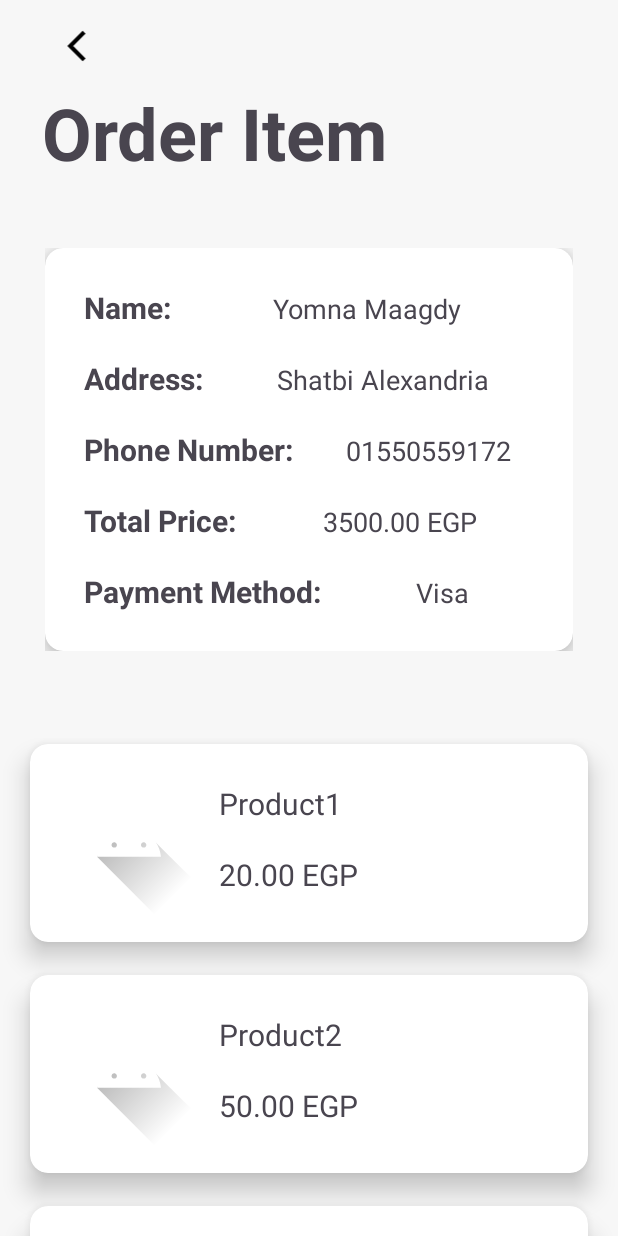
After one commit to YomnaMagdy21/Shopify, an Android app: the fragment OrderItemFragment shown on its own in the app's theme, on a phone screen of 412 x 824 dp. The commit adds this screen. Run offline under Robolectric (Android 15) with nearby library versions, the phone set to English and light mode, and no system bars.

Commit message:
complete order item ui

```diff
--- a/app/src/main/java/com/example/shopify/BottomNavigationBar/BottomNavActivity.kt
+++ b/app/src/main/java/com/example/shopify/BottomNavigationBar/BottomNavActivity.kt
@@ -35,7 +35,7 @@ class BottomNavActivity : AppCompatActivity() {
                 R.id.home_id -> replaceFragments(HomeFragment())
                 R.id.category_id -> replaceFragments(CategoryFragment())
                 R.id.cart_id -> replaceFragments(shoppingCardFragment())
-                R.id.fav_id -> replaceFragments(OrderListFragment())
+                R.id.fav_id -> replaceFragments(FavoriteFragment())
                 R.id.me_id -> replaceFragments(MeFragment())
             }
             true
--- a/app/src/main/java/com/example/shopify/BottomNavigationBar/Category/CategoryProductsAdapter.kt
+++ b/app/src/main/java/com/example/shopify/BottomNavigationBar/Category/CategoryProductsAdapter.kt
@@ -14,7 +14,7 @@ class CategoryProductsAdapter(private val context: Context) : RecyclerView.Adapt
 
     private val productImages = listOf(R.drawable.clothes1, R.drawable.clothes2, R.drawable.shoes2, R.drawable.clothes, R.drawable.bag2, R.drawable.clothes2, R.drawable.shoes2, R.drawable.clothes)
     private val productNames = listOf("Product1", "Product2", "Product3", "Product4", "Product1", "Product2", "Product3", "Product4")
-    private val productPrices = listOf("20.00", "50.00", "80.00", "60.00", "20.00", "50.00", "80.00", "60.00")
+    private val productPrices = listOf("20.00 EGP", "50.00 EGP", "80.00 EGP", "60.00 EGP", "20.00 EGP", "50.00 EGP", "80.00 EGP", "60.00 EGP")
 
     override fun getItemCount(): Int {
         return productImages.size
@@ -30,14 +30,12 @@ class CategoryProductsAdapter(private val context: Context) : RecyclerView.Adapt
         holder.productImage.setImageResource(productImages[position])
         holder.productName.text = productNames[position]
         holder.productPrice.text = productPrices[position]
-        holder.productCurrency.text = context.getString(R.string.egp)
     }
 
     inner class ViewHolder(itemView: View) : RecyclerView.ViewHolder(itemView) {
         val productImage: ImageView = itemView.findViewById(R.id.iv_product_category)
         val productName: TextView = itemView.findViewById(R.id.tv_product_name_category_card)
         val productPrice: TextView = itemView.findViewById(R.id.tv_product_price_category_card)
-        val productCurrency: TextView = itemView.findViewById(R.id.tv_product_currency_category_card)
         val card: CardView = itemView.findViewById(R.id.products_card_category)
     }
 }
--- a/app/src/main/java/com/example/shopify/BottomNavigationBar/OrderList/OrderListAdapter.kt
+++ b/app/src/main/java/com/example/shopify/BottomNavigationBar/OrderList/OrderListAdapter.kt
@@ -27,7 +27,7 @@ class OrderListAdapter(
 
     override fun onBindViewHolder(holder: ViewHolder, position: Int) {
         holder.dateOrderCreatedAt.text = dates[position]
-        holder.priceOrder.text = "${prices[position]} $currency" // Use the currency variable
+        holder.priceOrder.text = "${prices[position]} $currency"
     }
 
     inner class ViewHolder(itemView: View) : RecyclerView.ViewHolder(itemView) {
--- /dev/null
+++ b/app/src/main/java/com/example/shopify/BottomNavigationBar/orderItem/OrderItemAdapter.kt
@@ -0,0 +1,37 @@
+package com.example.shopify.BottomNavigationBar.orderItem
+
+import android.content.Context
+import android.view.LayoutInflater
+import android.view.View
+import android.view.ViewGroup
+import android.widget.TextView
+import androidx.cardview.widget.CardView
+import androidx.recyclerview.widget.RecyclerView
+import com.example.shopify.R
+
+class OrderItemAdapter ( private val context: Context,
+private val names: List<String>,
+private val prices: List<String>,
+) : RecyclerView.Adapter<OrderItemAdapter.ViewHolder>() {
+
+    override fun onCreateViewHolder(parent: ViewGroup, viewType: Int): ViewHolder {
+        val inflater: LayoutInflater = LayoutInflater.from(context)
+        val view = inflater.inflate(R.layout.order_item_card, parent, false)
+        return ViewHolder(view)
+    }
+
+    override fun getItemCount(): Int {
+        return names.size
+    }
+
+    override fun onBindViewHolder(holder: ViewHolder, position: Int) {
+        holder.nameProduct.text = names[position]
+        holder.priceProduct.text = prices[position]
+    }
+
+    inner class ViewHolder(itemView: View) : RecyclerView.ViewHolder(itemView) {
+        val nameProduct: TextView = itemView.findViewById(R.id.tv_product_name_value)
+        val priceProduct: TextView = itemView.findViewById(R.id.tv_product_price_value)
+        val card: CardView = itemView.findViewById(R.id.card_order_item)
+    }
+}
--- /dev/null
+++ b/app/src/main/java/com/example/shopify/BottomNavigationBar/orderItem/OrderItemFragment.kt
@@ -0,0 +1,57 @@
+package com.example.shopify.BottomNavigationBar.orderItem
+
+import android.os.Bundle
+import androidx.fragment.app.Fragment
+import android.view.LayoutInflater
+import android.view.View
+import android.view.ViewGroup
+import android.widget.TextView
+import androidx.recyclerview.widget.LinearLayoutManager
+import androidx.recyclerview.widget.RecyclerView
+import com.example.shopify.R
+
+
+class OrderItemFragment : Fragment() {
+
+    private val names = listOf("Product1", "Product2", "Product3", "Product4", "Product5", "Product6")
+    private val prices = listOf("20.00 EGP", "50.00 EGP", "80.00 EGP", "60.00 EGP", "20.00 EGP", "50.00 EGP")
+    lateinit var  clientName : TextView
+    lateinit var  address : TextView
+    lateinit var  phoneNumber : TextView
+    lateinit var  totalPrice : TextView
+    lateinit var  paymentMethod : TextView
+
+
+    private lateinit var orderItemAdapter: OrderItemAdapter
+    private lateinit var recyclerView: RecyclerView
+    override fun onCreateView(
+        inflater: LayoutInflater, container: ViewGroup?,
+        savedInstanceState: Bundle?
+    ): View? {
+        // Inflate the layout for this fragment
+        val view = inflater.inflate(R.layout.fragment_order_item, container, false)
+        recyclerView = view.findViewById(R.id.rv_order_items)
+        recyclerView.layoutManager = LinearLayoutManager(requireContext())
+
+        orderItemAdapter = OrderItemAdapter(requireContext(), names, prices)
+        recyclerView.adapter = orderItemAdapter
+
+        clientName = view.findViewById(R.id.client_name_value)
+        address = view.findViewById(R.id.client_address_value)
+        phoneNumber = view.findViewById(R.id.client_phone_value)
+        totalPrice = view.findViewById(R.id.client_total_price_value)
+        paymentMethod = view.findViewById(R.id.client_payment_method_value)
+
+
+        clientName.text = "Yomna Maagdy"
+        address.text = "Shatbi Alexandria"
+        phoneNumber.text = "01550559172"
+        totalPrice.text = "3500.00 EGP"
+        paymentMethod.text = "Visa"
+
+
+
+        return view
+    }
+
+}
--- a/app/src/main/res/layout/category_products_card.xml
+++ b/app/src/main/res/layout/category_products_card.xml
@@ -45,6 +45,7 @@
                 android:layout_width="wrap_content"
                 android:layout_height="wrap_content"
                 android:text="Product"
+                android:layout_weight="1.5"
                 android:textStyle="bold"
                 android:textSize="16sp"
                 android:weightSum="1.5"
@@ -59,7 +60,7 @@
                 android:gravity="end"
                 android:weightSum="0.5"
                 android:paddingVertical="2.5dp"
-                android:layout_marginStart="30dp"/>
+                android:layout_weight="0.5"/>
         </LinearLayout>
 
         <LinearLayout
@@ -72,20 +73,12 @@
                 android:id="@+id/tv_product_price_category_card"
                 android:layout_width="wrap_content"
                 android:layout_height="wrap_content"
-                android:text="350.00"
+                android:text="350.00 EGP"
                 android:textColor="@color/dark_gray"
                 android:textSize="14sp"
                 android:weightSum="1.5"
                 android:paddingStart="20dp"
                 />
-            <TextView
-                android:id="@+id/tv_product_currency_category_card"
-                android:layout_width="wrap_content"
-                android:layout_height="wrap_content"
-                android:text="@string/egp"
-                android:textColor="@color/dark_gray"
-                android:textSize="14sp"
-                android:paddingStart="10dp"/>
         </LinearLayout>
     </LinearLayout>
     </LinearLayout>
--- /dev/null
+++ b/app/src/main/res/layout/fragment_order_item.xml
@@ -0,0 +1,251 @@
+<?xml version="1.0" encoding="utf-8"?>
+<androidx.constraintlayout.widget.ConstraintLayout xmlns:android="http://schemas.android.com/apk/res/android"
+    xmlns:tools="http://schemas.android.com/tools"
+    android:layout_width="match_parent"
+    android:layout_height="match_parent"
+    xmlns:app="http://schemas.android.com/apk/res-auto"
+    android:background="@color/backgroundColor1"
+    tools:context=".BottomNavigationBar.orderItem.OrderItemFragment">
+
+
+
+    <androidx.constraintlayout.widget.Guideline
+        android:id="@+id/guideline4"
+        android:layout_width="wrap_content"
+        android:layout_height="wrap_content"
+        android:orientation="vertical"
+        app:layout_constraintGuide_begin="28dp" />
+
+    <ImageView
+        android:id="@+id/iv_backRow"
+        android:layout_width="46dp"
+        android:layout_height="29dp"
+        android:layout_marginTop="16dp"
+        android:src="@drawable/chevron_back_sharp_svgrepo_com"
+        app:layout_constraintStart_toStartOf="@+id/guideline4"
+        app:layout_constraintTop_toTopOf="parent" />
+
+
+    <TextView
+        android:id="@+id/tv_order_item"
+        android:layout_width="322dp"
+        android:layout_height="69dp"
+        android:layout_marginTop="56dp"
+        android:layout_marginEnd="137dp"
+        android:text="@string/order_item_title"
+        android:textSize="48sp"
+        android:textStyle="bold"
+        app:layout_constraintEnd_toEndOf="parent"
+        app:layout_constraintHorizontal_bias="0.0"
+        app:layout_constraintStart_toStartOf="@+id/guideline4"
+        app:layout_constraintTop_toTopOf="parent" />
+
+
+    <androidx.constraintlayout.widget.ConstraintLayout
+        android:layout_width="match_parent"
+        android:layout_height="wrap_content"
+        android:id="@+id/const_order_item_ifo"
+        android:layout_marginVertical="30dp"
+        android:layout_marginHorizontal="20dp"
+        app:layout_constraintStart_toStartOf="parent"
+        app:layout_constraintEnd_toEndOf="parent"
+        android:padding="10dp"
+        app:layout_constraintTop_toBottomOf="@+id/tv_order_item"
+        >
+
+        <androidx.cardview.widget.CardView
+            android:layout_width="match_parent"
+            android:layout_height="wrap_content"
+            app:layout_constraintStart_toStartOf="parent"
+            app:layout_constraintEnd_toEndOf="parent"
+            app:layout_constraintTop_toTopOf="parent"
+            app:cardCornerRadius="12dp"
+            app:cardElevation="10dp">
+
+            <LinearLayout
+                android:padding="16dp"
+                android:layout_width="match_parent"
+                android:layout_height="wrap_content"
+                android:orientation="vertical"
+                android:id="@+id/ll_info_part">
+                <!-- Name -->
+
+            <LinearLayout
+                android:layout_width="match_parent"
+                android:layout_height="wrap_content"
+                android:orientation="horizontal"
+                android:weightSum="2"
+                android:id="@+id/ll_first_row">
+
+
+
+            <TextView
+                android:layout_width="wrap_content"
+                android:layout_height="wrap_content"
+                android:id="@+id/client_name_title"
+                android:text="@string/name"
+                android:textStyle="bold"
+                android:textSize="20sp"
+                android:layout_weight="1"
+                android:padding="10dp"/>
+
+
+                <TextView
+                    android:layout_width="wrap_content"
+                    android:layout_height="wrap_content"
+                    android:id="@+id/client_name_value"
+                    android:text="Yomna"
+                    android:textSize="18sp"
+                    android:layout_weight="1"
+                    android:padding="10dp"/>
+            </LinearLayout>
+
+                <!-- Address -->
+                <LinearLayout
+                    android:layout_width="match_parent"
+                    android:layout_height="wrap_content"
+                    android:orientation="horizontal"
+                    android:weightSum="2"
+                    android:id="@+id/ll_second_row">
+
+
+
+                    <TextView
+                        android:layout_width="wrap_content"
+                        android:layout_height="wrap_content"
+                        android:id="@+id/client_address_title"
+                        android:text="@string/address"
+                        android:textStyle="bold"
+                        android:textSize="20sp"
+                        android:layout_weight="1"
+                        android:padding="10dp"/>
+
+
+                    <TextView
+                        android:layout_width="wrap_content"
+                        android:layout_height="wrap_content"
+                        android:id="@+id/client_address_value"
+                        android:text="Alexandria"
+                        android:textSize="18sp"
+                        android:layout_weight="1"
+                        android:padding="10dp"/>
+                </LinearLayout>
+
+
+                <!-- Phone Number -->
+
+                <LinearLayout
+                    android:layout_width="match_parent"
+                    android:layout_height="wrap_content"
+                    android:orientation="horizontal"
+                    android:weightSum="2"
+                    android:id="@+id/ll_third_row">
+
+
+
+                    <TextView
+                        android:layout_width="wrap_content"
+                        android:layout_height="wrap_content"
+                        android:id="@+id/client_phone_title"
+                        android:text="@string/phone_number"
+                        android:layout_weight="1"
+                        android:textStyle="bold"
+                        android:textSize="20sp"
+                        android:padding="10dp"/>
+
+
+                    <TextView
+                        android:layout_width="wrap_content"
+                        android:layout_height="wrap_content"
+                        android:id="@+id/client_phone_value"
+                        android:text="012002587123"
+                        android:layout_weight="1"
+                        android:textSize="18sp"
+                        android:padding="10dp"/>
+                </LinearLayout>
+
+                <!-- Total Price -->
+                <LinearLayout
+                    android:layout_width="match_parent"
+                    android:layout_height="wrap_content"
+                    android:orientation="horizontal"
+                    android:weightSum="2"
+                    android:id="@+id/ll_fourth_row">
+
+
+
+                    <TextView
+                        android:layout_width="wrap_content"
+                        android:layout_height="wrap_content"
+                        android:id="@+id/client_total_price_title"
+                        android:text="@string/total_price"
+                        android:textStyle="bold"
+                        android:textSize="20sp"
+                        android:layout_weight="1"
+                        android:padding="10dp"/>
+
+
+                    <TextView
+                        android:layout_width="wrap_content"
+                        android:layout_height="wrap_content"
+                        android:id="@+id/client_total_price_value"
+                        android:text="1000.00 EGP"
+                        android:textSize="18sp"
+                        android:layout_weight="1"
+                        android:padding="10dp"/>
+                </LinearLayout>
+
+
+                <!-- Payment Method -->
+
+                <LinearLayout
+                    android:layout_width="match_parent"
+                    android:layout_height="wrap_content"
+                    android:orientation="horizontal"
+                    android:weightSum="2"
+                    android:id="@+id/ll_fifth_row">
+
+
+
+                    <TextView
+                        android:layout_width="wrap_content"
+                        android:layout_height="wrap_content"
+                        android:id="@+id/client_payment_method_title"
+                        android:text="@string/payment_method"
+                        android:textStyle="bold"
+                        android:textSize="20sp"
+                        android:layout_weight="1"
+                        android:padding="10dp"/>
+
+
+                    <TextView
+                        android:layout_width="wrap_content"
+                        android:layout_height="wrap_content"
+                        android:id="@+id/client_payment_method_value"
+                        android:text="1000.00 EGP"
+                        android:textSize="18sp"
+                        android:layout_weight="1"
+                        android:padding="10dp"/>
+                </LinearLayout>
+
+
+            </LinearLayout>
+
+        </androidx.cardview.widget.CardView>
+
+
+    </androidx.constraintlayout.widget.ConstraintLayout>
+
+    <androidx.recyclerview.widget.RecyclerView
+        android:id="@+id/rv_order_items"
+        android:layout_width="match_parent"
+        android:layout_height="wrap_content"
+        android:layout_marginTop="30dp"
+        app:layout_constraintTop_toBottomOf="@+id/const_order_item_ifo"
+        app:layout_constraintStart_toStartOf="@+id/guideline4"
+        app:layout_constraintEnd_toEndOf="parent"
+        />
+
+
+
+</androidx.constraintlayout.widget.ConstraintLayout>
--- a/app/src/main/res/layout/fragment_order_list.xml
+++ b/app/src/main/res/layout/fragment_order_list.xml
@@ -3,6 +3,7 @@
     xmlns:tools="http://schemas.android.com/tools"
     android:layout_width="match_parent"
     android:layout_height="match_parent"
+    android:background="@color/backgroundColor1"
     xmlns:app="http://schemas.android.com/apk/res-auto"
     tools:context=".BottomNavigationBar.OrderList.OrderListFragment">
 
--- /dev/null
+++ b/app/src/main/res/layout/order_item_card.xml
@@ -0,0 +1,65 @@
+<?xml version="1.0" encoding="utf-8"?>
+<androidx.cardview.widget.CardView xmlns:android="http://schemas.android.com/apk/res/android"
+    android:layout_width="match_parent"
+    android:layout_height="wrap_content"
+    android:id="@+id/card_order_item"
+    android:layout_marginTop="22dp"
+    android:layout_marginHorizontal="20dp"
+    app:cardCornerRadius="12dp"
+    app:cardElevation="10dp"
+    xmlns:app="http://schemas.android.com/apk/res-auto">
+
+
+
+
+
+    <LinearLayout
+        android:id="@+id/ll_order_list"
+        android:layout_width="match_parent"
+        android:layout_height="match_parent"
+        android:orientation="horizontal"
+        android:weightSum="2"
+        android:padding="16dp">
+
+
+        <ImageView
+            android:layout_width="100dp"
+            android:layout_height="100dp"
+            android:id="@+id/iv_order_item"
+            android:src="@drawable/ic_launcher_foreground"/>
+
+        <!-- Created At -->
+
+        <LinearLayout
+            android:layout_width="match_parent"
+            android:layout_height="match_parent"
+            android:id="@+id/ll_order_created_at_row"
+            android:orientation="vertical"
+            android:weightSum="2"
+            >
+
+            <TextView
+                android:layout_width="wrap_content"
+                android:layout_height="wrap_content"
+                android:text="Product Name"
+                android:textSize="20sp"
+                android:padding="10dp"
+                android:id="@+id/tv_product_name_value"
+                />
+
+            <TextView
+                android:layout_width="wrap_content"
+                android:layout_height="wrap_content"
+                android:text="250.00 EGP"
+                android:padding="10dp"
+                android:textSize="20sp"
+                android:id="@+id/tv_product_price_value"
+                />
+
+
+        </LinearLayout>
+
+
+    </LinearLayout>
+
+</androidx.cardview.widget.CardView>
--- a/app/src/main/res/values/colors.xml
+++ b/app/src/main/res/values/colors.xml
@@ -5,5 +5,6 @@
     <color name="search_icon_color">#979494</color>
     <color name="dark_gray">#6C6B6B</color>
     <color name="blue">#4EA7EA</color>
+    <color name="backgroundColor1">#F7F7F7</color>
 
 </resources>
--- a/app/src/main/res/values/strings.xml
+++ b/app/src/main/res/values/strings.xml
@@ -31,5 +31,11 @@
     <string name="egp">EGP</string>
     <string name="order_list_title">Order List</string>
     <string name="created_at">Created At:</string>
+    <string name="order_item_title">Order Item</string>
+    <string name="name">Name: </string>
+    <string name="address">Address:</string>
+    <string name="phone_number">Phone Number:</string>
+    <string name="total_price">Total Price:</string>
+    <string name="payment_method">Payment Method:</string>
 
 </resources>
```
